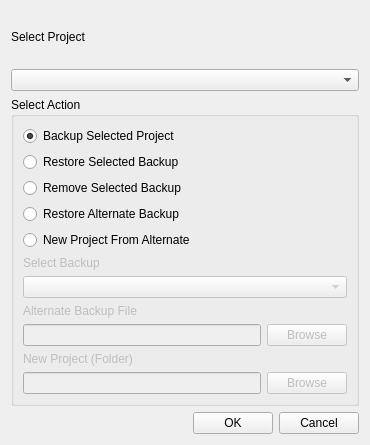
This is lib/rapuma/dialog/menu_project_backup_dlg.ui in sillsdev/rapuma as Qt 5 draws it before an edit. The edited form follows.
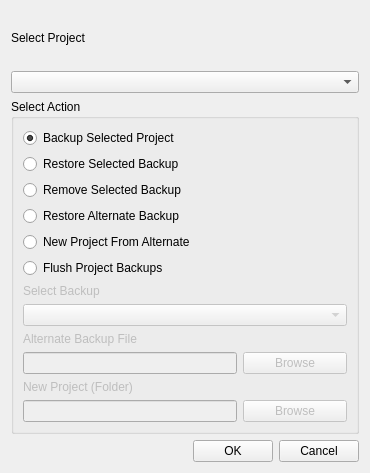
This is the edited form.

Commit message: Continued work on backup dialog

The edit to the form file:
```diff
--- a/lib/rapuma/dialog/menu_project_backup_dlg.ui
+++ b/lib/rapuma/dialog/menu_project_backup_dlg.ui
@@ -7,13 +7,13 @@
     <x>0</x>
     <y>0</y>
     <width>370</width>
-    <height>445</height>
+    <height>473</height>
    </rect>
   </property>
   <property name="windowTitle">
    <string>Rapuma - Manage Backups</string>
   </property>
-  <layout class="QGridLayout" name="gridLayout">
+  <layout class="QGridLayout" name="gridLayout_2">
    <item row="0" column="0">
     <widget class="QLabel" name="labelSelectProject">
      <property name="text">
@@ -29,18 +29,8 @@
      <property name="title">
       <string>Select Action</string>
      </property>
-     <layout class="QGridLayout" name="gridLayout_2">
-      <item row="6" column="0" colspan="2">
-       <widget class="QComboBox" name="comboBoxSelectBackup">
-        <property name="enabled">
-         <bool>false</bool>
-        </property>
-        <property name="toolTip">
-         <string>Select a backup from the current project to restore</string>
-        </property>
-       </widget>
-      </item>
-      <item row="0" column="0">
+     <layout class="QGridLayout" name="gridLayout">
+      <item row="0" column="0" colspan="2">
        <widget class="QRadioButton" name="radioButtonBackup">
         <property name="toolTip">
          <string>Backup the currently selected local project</string>
@@ -53,7 +43,7 @@
         </property>
        </widget>
       </item>
-      <item row="1" column="0">
+      <item row="1" column="0" colspan="2">
        <widget class="QRadioButton" name="radioButtonRestore">
         <property name="toolTip">
          <string>Restore the currently selected backup to the selected project</string>
@@ -66,7 +56,7 @@
         </property>
        </widget>
       </item>
-      <item row="2" column="0">
+      <item row="2" column="0" colspan="2">
        <widget class="QRadioButton" name="radioButtonRemove">
         <property name="toolTip">
          <string>Remove the currently selected backup</string>
@@ -76,7 +66,7 @@
         </property>
        </widget>
       </item>
-      <item row="3" column="0">
+      <item row="3" column="0" colspan="2">
        <widget class="QRadioButton" name="radioButtonRestoreAlternate">
         <property name="toolTip">
          <string>Restore a backup to a project from an alternate location</string>
@@ -86,7 +76,7 @@
         </property>
        </widget>
       </item>
-      <item row="4" column="0" colspan="2">
+      <item row="4" column="0" rowspan="2" colspan="2">
        <widget class="QRadioButton" name="radioButtonNewProject">
         <property name="toolTip">
          <string>Create a new project on your local system from an alternative backup</string>
@@ -96,17 +86,50 @@
         </property>
        </widget>
       </item>
-      <item row="5" column="0">
-       <widget class="QLabel" name="labelSelectBackup">
+      <item row="6" column="0" colspan="2">
+       <widget class="QRadioButton" name="radioButtonFlushBackups">
+        <property name="toolTip">
+         <string>Remove/Flush all the backups from the selected project</string>
+        </property>
+        <property name="text">
+         <string>Flush Project Backups</string>
+        </property>
+       </widget>
+      </item>
+      <item row="9" column="0" colspan="2">
+       <widget class="QLabel" name="labelBackupFile">
         <property name="enabled">
          <bool>false</bool>
         </property>
         <property name="text">
-         <string>Select Backup</string>
+         <string>Alternate Backup File</string>
         </property>
        </widget>
       </item>
-      <item row="9" column="0">
+      <item row="10" column="0" colspan="2">
+       <widget class="QLineEdit" name="lineEditAlternateBackup">
+        <property name="enabled">
+         <bool>false</bool>
+        </property>
+        <property name="toolTip">
+         <string>Path to a backup file</string>
+        </property>
+       </widget>
+      </item>
+      <item row="10" column="2">
+       <widget class="QPushButton" name="pushButtonBrowseAlternateBackupFile">
+        <property name="enabled">
+         <bool>false</bool>
+        </property>
+        <property name="toolTip">
+         <string>Browse to backup file you wish to restore</string>
+        </property>
+        <property name="text">
+         <string>Browse</string>
+        </property>
+       </widget>
+      </item>
+      <item row="11" column="0" colspan="2">
        <widget class="QLabel" name="labelNeLocation">
         <property name="enabled">
          <bool>false</bool>
@@ -116,7 +139,7 @@
         </property>
        </widget>
       </item>
-      <item row="10" column="0">
+      <item row="12" column="0" colspan="2">
        <widget class="QLineEdit" name="lineEditNewProjectLocation">
         <property name="enabled">
          <bool>false</bool>
@@ -126,7 +149,17 @@
         </property>
        </widget>
       </item>
-      <item row="10" column="1">
+      <item row="7" column="0">
+       <widget class="QLabel" name="labelSelectBackup">
+        <property name="enabled">
+         <bool>false</bool>
+        </property>
+        <property name="text">
+         <string>Select Backup</string>
+        </property>
+       </widget>
+      </item>
+      <item row="12" column="2">
        <widget class="QPushButton" name="pushButtonBrowseProjectLocation">
         <property name="enabled">
          <bool>false</bool>
@@ -139,36 +172,13 @@
         </property>
        </widget>
       </item>
-      <item row="8" column="0">
-       <widget class="QLineEdit" name="lineEditAlternateBackup">
+      <item row="8" column="0" colspan="3">
+       <widget class="QComboBox" name="comboBoxSelectBackup">
         <property name="enabled">
          <bool>false</bool>
         </property>
         <property name="toolTip">
-         <string>Path to a backup file</string>
-        </property>
-       </widget>
-      </item>
-      <item row="7" column="0">
-       <widget class="QLabel" name="labelBackupFile">
-        <property name="enabled">
-         <bool>false</bool>
-        </property>
-        <property name="text">
-         <string>Alternate Backup File</string>
-        </property>
-       </widget>
-      </item>
-      <item row="8" column="1">
-       <widget class="QPushButton" name="pushButtonBrowseAlternateBackupFile">
-        <property name="enabled">
-         <bool>false</bool>
-        </property>
-        <property name="toolTip">
-         <string>Browse to backup file you wish to restore</string>
-        </property>
-        <property name="text">
-         <string>Browse</string>
+         <string>Select a backup from the current project to restore</string>
         </property>
        </widget>
       </item>
```
Left out of the diff: 65 changed lines with no effect on the pictures. The commit also changes 12 other files.
